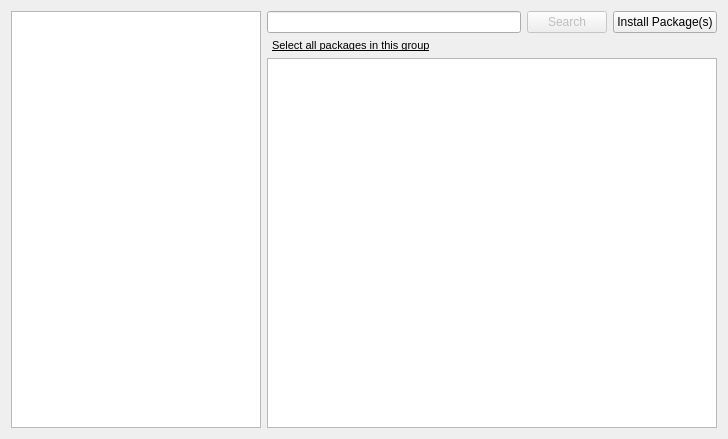
Old version of the form package-manager/pureQt4/ui/mainwidget_x11.ui in the repository pars-linux/uludag.
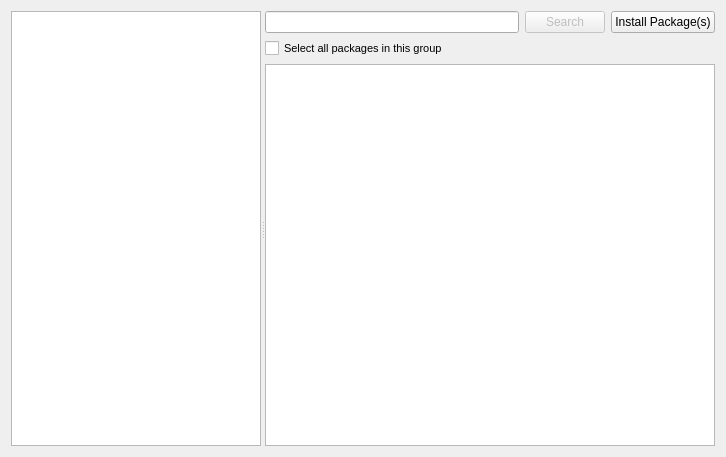
New version of the form. Custom widgets are drawn as their Qt base class.

Commit message: * use QCheckBox instead of KUrl

The edit to the form file:
```diff
--- a/package-manager/pureQt4/ui/mainwidget_x11.ui
+++ b/package-manager/pureQt4/ui/mainwidget_x11.ui
@@ -6,15 +6,19 @@
    <rect>
     <x>0</x>
     <y>0</y>
-    <width>725</width>
-    <height>439</height>
+    <width>718</width>
+    <height>457</height>
    </rect>
   </property>
   <property name="windowTitle">
    <string>Form</string>
   </property>
-  <layout class="QGridLayout" name="gridLayout">
-   <item row="0" column="0" rowspan="3">
+  <layout class="QGridLayout" name="gridLayout_2">
+   <item row="0" column="0">
+    <widget class="QSplitter" name="splitter">
+     <property name="orientation">
+      <enum>Qt::Horizontal</enum>
+     </property>
     <widget class="GroupList" name="groupList">
      <property name="minimumSize">
       <size>
@@ -29,8 +33,9 @@
       </size>
      </property>
     </widget>
-   </item>
-   <item row="0" column="1" colspan="2">
+     <widget class="QWidget" name="">
+      <layout class="QGridLayout" name="gridLayout">
+       <item row="0" column="0">
     <widget class="QLineEdit" name="searchLine">
      <property name="clickMessage" stdset="0">
       <string>Click to search</string>
@@ -40,14 +45,36 @@
      </property>
     </widget>
    </item>
-   <item row="0" column="4">
+       <item row="0" column="1">
+        <widget class="QPushButton" name="searchButton">
+         <property name="enabled">
+          <bool>false</bool>
+         </property>
+         <property name="text">
+          <string>Search</string>
+         </property>
+        </widget>
+       </item>
+       <item row="0" column="2">
     <widget class="QPushButton" name="actionButton">
      <property name="text">
       <string>Install Package(s)</string>
      </property>
     </widget>
    </item>
-   <item row="1" column="2">
+       <item row="1" column="0">
+        <widget class="QCheckBox" name="selectAll">
+         <property name="font">
+          <font>
+           <pointsize>8</pointsize>
+          </font>
+         </property>
+         <property name="text">
+          <string>Select all packages in this group</string>
+         </property>
+        </widget>
+       </item>
+       <item row="1" column="1" colspan="2">
     <spacer name="horizontalSpacer">
      <property name="orientation">
       <enum>Qt::Horizontal</enum>
@@ -60,7 +87,7 @@
      </property>
     </spacer>
    </item>
-   <item row="2" column="1" colspan="4">
+       <item row="2" column="0" colspan="3">
     <widget class="PackageView" name="packageList">
      <property name="minimumSize">
       <size>
@@ -85,40 +112,8 @@
      </property>
     </widget>
    </item>
-   <item row="0" column="3">
-    <widget class="QPushButton" name="searchButton">
-     <property name="enabled">
-      <bool>false</bool>
-     </property>
-     <property name="text">
-      <string>Search</string>
-     </property>
-    </widget>
-   </item>
-   <item row="1" column="1">
-    <widget class="QLabel" name="selectAll">
-     <property name="font">
-      <font>
-       <pointsize>8</pointsize>
-       <underline>true</underline>
-      </font>
-     </property>
-     <property name="styleSheet">
-      <string notr="true"/>
-     </property>
-     <property name="text">
-      <string>&lt;!DOCTYPE HTML PUBLIC &quot;-//W3C//DTD HTML 4.0//EN&quot; &quot;http://www.w3.org/TR/REC-html40/strict.dtd&quot;&gt;
-&lt;html&gt;&lt;head&gt;&lt;meta name=&quot;qrichtext&quot; content=&quot;1&quot; /&gt;&lt;style type=&quot;text/css&quot;&gt;
-p, li { white-space: pre-wrap; }
-&lt;/style&gt;&lt;/head&gt;&lt;body style=&quot; font-family:'Droid Sans'; font-size:8pt; font-weight:400; font-style:normal;&quot;&gt;
-&lt;p style=&quot; margin-top:0px; margin-bottom:0px; margin-left:0px; margin-right:0px; -qt-block-indent:0; text-indent:0px;&quot;&gt;Select all packages in this group&lt;/p&gt;&lt;/body&gt;&lt;/html&gt;</string>
-     </property>
-     <property name="indent">
-      <number>5</number>
-     </property>
-     <property name="glowEnabled" stdset="0">
-      <bool>false</bool>
-     </property>
+      </layout>
+     </widget>
     </widget>
    </item>
   </layout>
```
Lines whose indentation alone changed are shown as unchanged. The commit also changes 3 other files.
